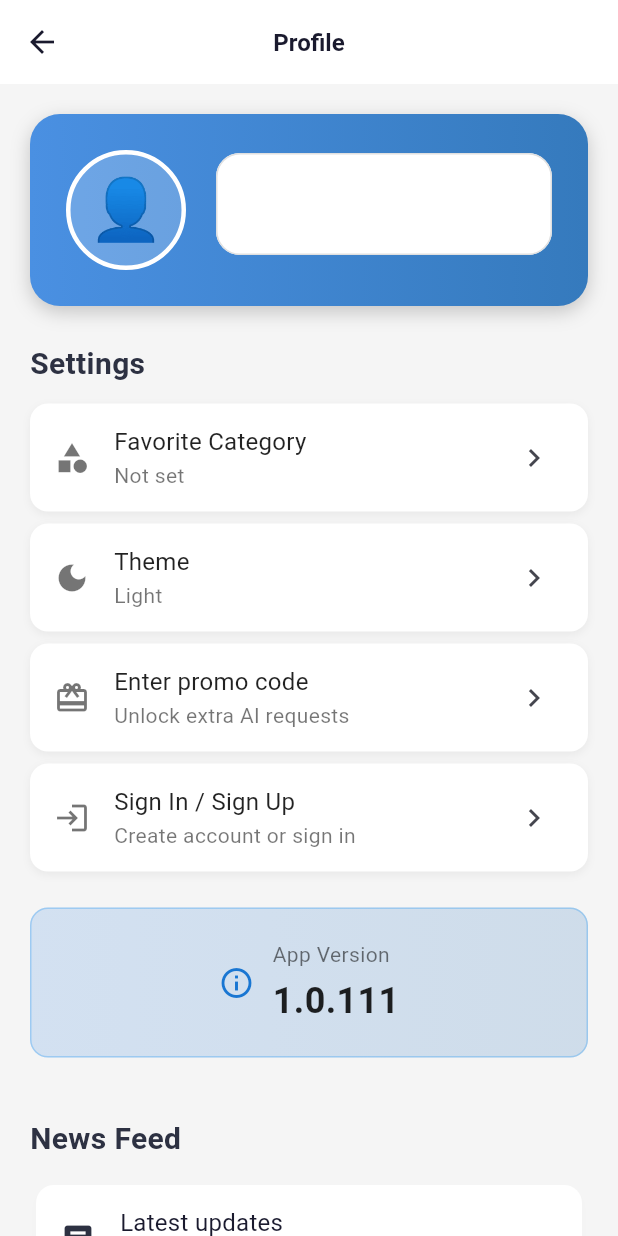
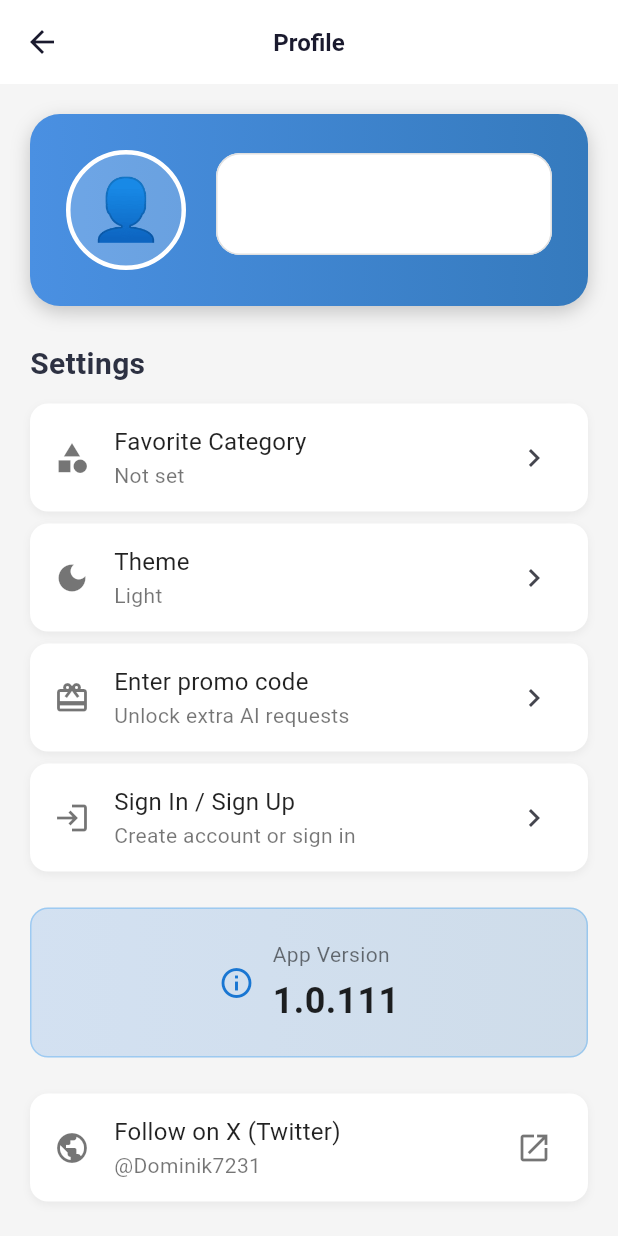
Before and after one commit to Dominik7231/techcompare, a Flutter app: the screen it shows after launch, item 5 of the bottom bar chosen, on a phone screen of 412 x 824 dp. Run offline on Flutter 3.47's test engine with Material 3 defaults, Android fonts, the phone set to English and light mode, and no system bars; our stand-ins replace cloud_firestore, firebase_auth, firebase_core, google_generative_ai, google_mobile_ads, google_sign_in and 5 more; missing offline and left inert: mobile_scanner; accounts and stored records are empty; network calls fail.

Commit message:
Add X (Twitter) profile link to Profile screen

```diff
--- a/lib/screens/profile_screen.dart
+++ b/lib/screens/profile_screen.dart
@@ -1,6 +1,7 @@
 import 'package:flutter/material.dart';
 import 'package:package_info_plus/package_info_plus.dart';
 import 'package:flutter/services.dart';
+import 'package:url_launcher/url_launcher.dart';
 import '../utils/settings.dart';
 import '../services/auth_service.dart';
 import '../data/phones_data.dart';
@@ -608,6 +609,52 @@ class _ProfileScreenState extends State<ProfileScreen> {
                 ),
               ),
 
+              const SizedBox(height: 16),
+
+              // Social Links
+              Container(
+                margin: const EdgeInsets.only(bottom: 8),
+                decoration: BoxDecoration(
+                  color: isDark ? const Color(0xFF2D3142) : Colors.white,
+                  borderRadius: BorderRadius.circular(12),
+                  boxShadow: [
+                    BoxShadow(
+                      color: Colors.black.withOpacity(isDark ? 0.1 : 0.05),
+                      blurRadius: 4,
+                      offset: const Offset(0, 2),
+                    ),
+                  ],
+                ),
+                child: ListTile(
+                  leading: Icon(
+                    Icons.public,
+                    color: isDark ? Colors.white70 : Colors.black54,
+                  ),
+                  title: Text(
+                    'Follow on X (Twitter)',
+                    style: TextStyle(
+                      color: isDark ? Colors.white : Colors.black87,
+                    ),
+                  ),
+                  subtitle: Text(
+                    '@Dominik7231',
+                    style: TextStyle(
+                      color: isDark ? Colors.white60 : Colors.black54,
+                    ),
+                  ),
+                  trailing: Icon(
+                    Icons.open_in_new,
+                    color: isDark ? Colors.white70 : Colors.black54,
+                  ),
+                  onTap: () async {
+                    final url = Uri.parse('https://x.com/Dominik7231');
+                    if (await canLaunchUrl(url)) {
+                      await launchUrl(url, mode: LaunchMode.externalApplication);
+                    }
+                  },
+                ),
+              ),
+
               const SizedBox(height: 32),
 
               // News Feed Section
```
